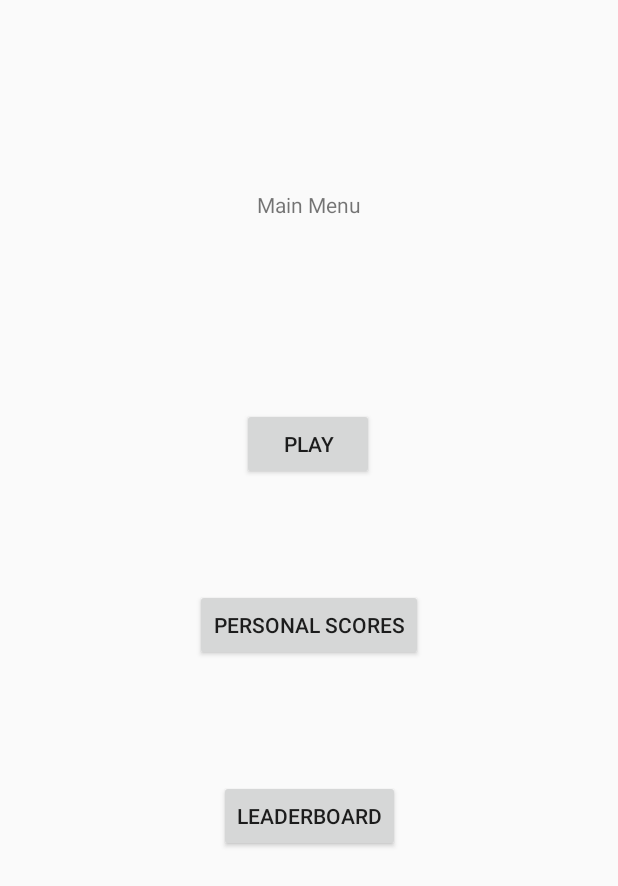
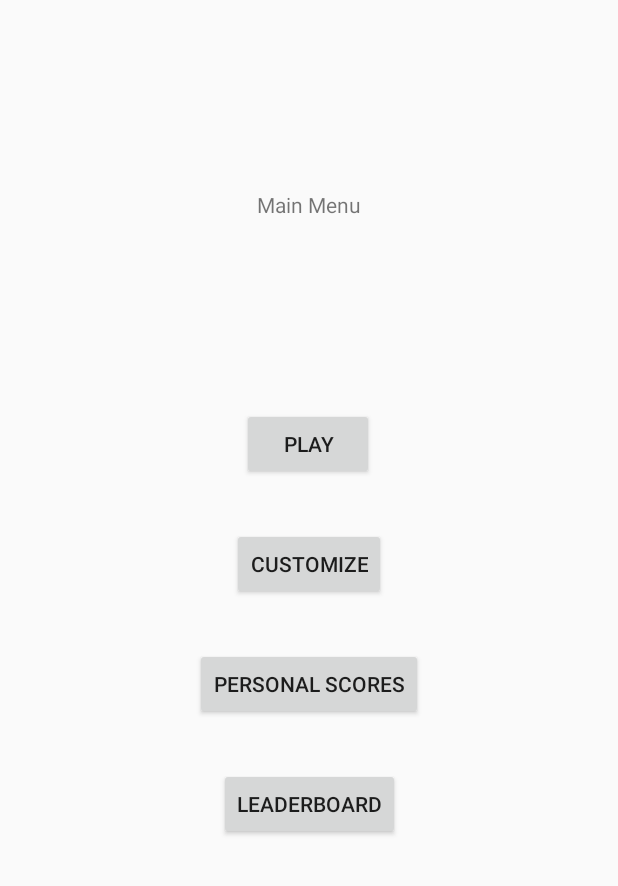
Before and after one commit to jasonliu-json/android-games, an Android app: the screen it shows after launch (MainMenuActivity), after a tap on "LOGIN", on a phone screen of 412 x 824 dp. Shown: the top 886 px of the screen. Run offline under Robolectric (Android 15) with nearby library versions, the phone set to English and light mode, and no system bars.

Commit message:
Added Customize Button to Main Menu.

```diff
--- a/phase1/app/src/main/res/layout/activity_main_menu.xml
+++ b/phase1/app/src/main/res/layout/activity_main_menu.xml
@@ -24,29 +24,24 @@
         android:layout_width="wrap_content"
         android:layout_height="wrap_content"
         android:layout_marginStart="24dp"
-        android:layout_marginTop="200dp"
+        android:layout_marginTop="32dp"
         android:layout_marginEnd="24dp"
-        android:layout_marginBottom="24dp"
         android:text="@string/leaderboard"
-        app:layout_constraintBottom_toBottomOf="parent"
         app:layout_constraintEnd_toEndOf="parent"
         app:layout_constraintStart_toStartOf="parent"
-        app:layout_constraintTop_toBottomOf="@+id/play_button"
-        app:layout_constraintVertical_bias="0.0" />
+        app:layout_constraintTop_toBottomOf="@id/score_button" />
 
     <Button
         android:id="@+id/score_button"
         android:layout_width="wrap_content"
         android:layout_height="wrap_content"
         android:layout_marginStart="24dp"
+        android:layout_marginTop="32dp"
         android:layout_marginEnd="24dp"
-        android:layout_marginBottom="24dp"
         android:text="@string/scores"
-        app:layout_constraintBottom_toTopOf="@+id/leaderboard_button"
         app:layout_constraintEnd_toEndOf="parent"
         app:layout_constraintStart_toStartOf="parent"
-        app:layout_constraintTop_toTopOf="parent"
-        app:layout_constraintVertical_bias="0.877" />
+        app:layout_constraintTop_toBottomOf="@id/customize_button" />
 
     <TextView
         android:id="@+id/textView"
@@ -59,4 +54,14 @@
         app:layout_constraintEnd_toEndOf="parent"
         app:layout_constraintStart_toStartOf="parent"
         app:layout_constraintTop_toTopOf="parent" />
+
+    <Button
+        android:id="@+id/customize_button"
+        android:layout_width="wrap_content"
+        android:layout_height="wrap_content"
+        android:layout_marginTop="32dp"
+        android:text="Customize"
+        app:layout_constraintEnd_toEndOf="parent"
+        app:layout_constraintStart_toStartOf="parent"
+        app:layout_constraintTop_toBottomOf="@+id/play_button" />
 </androidx.constraintlayout.widget.ConstraintLayout>
```
